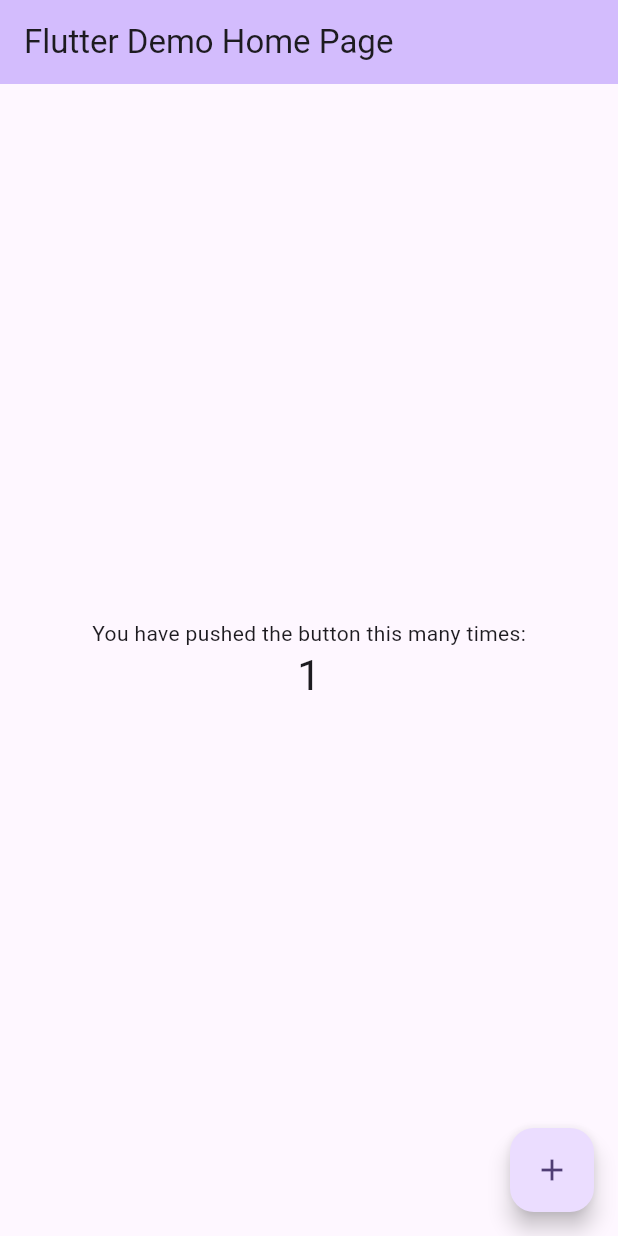
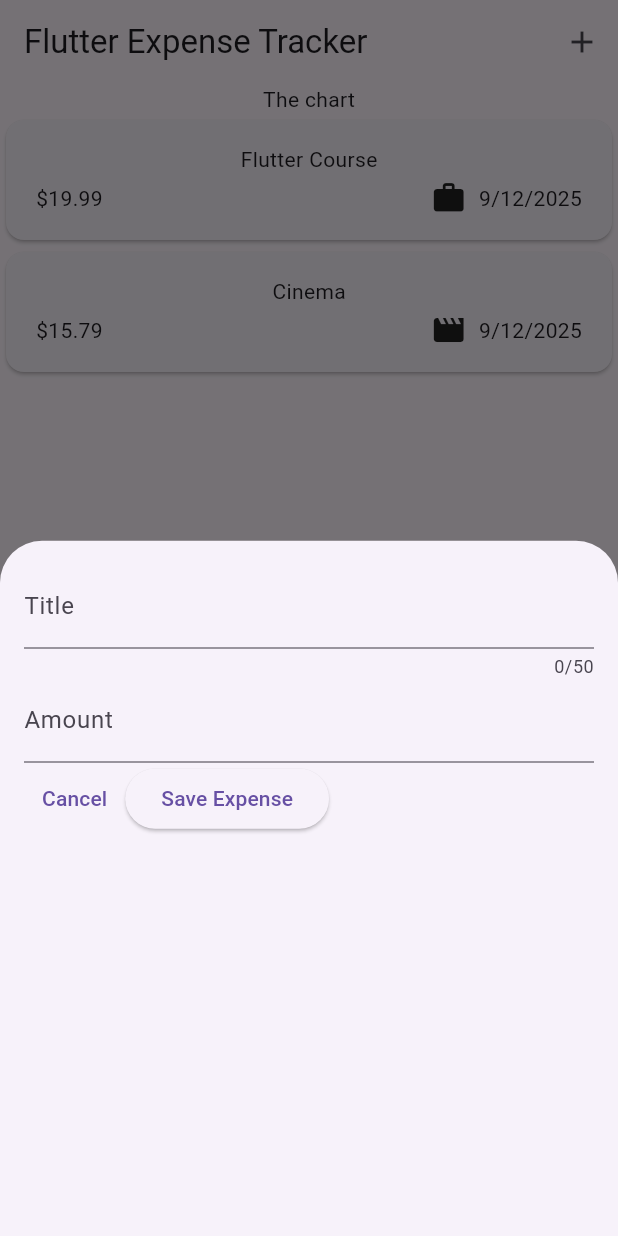
Before and after one commit to vkbiotech841/flutter_expense_tracker_app, a Flutter app: the screen it shows after launch, after a tap on the "add" icon, on a phone screen of 412 x 824 dp. Run offline on Flutter 3.47's test engine with Material 3 defaults, Android fonts, the phone set to English and light mode, and no system bars.

Commit message:
basic model added

```diff
--- a/analysis_options.yaml
+++ b/analysis_options.yaml
@@ -26,3 +26,5 @@
 
 # Additional information about this file can be found at
 # https://dart.dev/guides/language/analysis-options
+formatter:
+    trailing_commas: preserve
--- a/lib/main.dart
+++ b/lib/main.dart
@@ -1,122 +1,10 @@
 import 'package:flutter/material.dart';
+import 'package:flutter_expense_tracker_app/widgets/expenses.dart';
 
 void main() {
-  runApp(const MyApp());
+  runApp(
+    const MaterialApp(
+      home: Expenses(),
+    ),
+  );
 }
-
-class MyApp extends StatelessWidget {
-  const MyApp({super.key});
-
-  // This widget is the root of your application.
-  @override
-  Widget build(BuildContext context) {
-    return MaterialApp(
-      title: 'Flutter Demo',
-      theme: ThemeData(
-        // This is the theme of your application.
-        //
-        // TRY THIS: Try running your application with "flutter run". You'll see
-        // the application has a purple toolbar. Then, without quitting the app,
-        // try changing the seedColor in the colorScheme below to Colors.green
-        // and then invoke "hot reload" (save your changes or press the "hot
-        // reload" button in a Flutter-supported IDE, or press "r" if you used
-        // the command line to start the app).
-        //
-        // Notice that the counter didn't reset back to zero; the application
-        // state is not lost during the reload. To reset the state, use hot
-        // restart instead.
-        //
-        // This works for code too, not just values: Most code changes can be
-        // tested with just a hot reload.
-        colorScheme: ColorScheme.fromSeed(seedColor: Colors.deepPurple),
-      ),
-      home: const MyHomePage(title: 'Flutter Demo Home Page'),
-    );
-  }
-}
-
-class MyHomePage extends StatefulWidget {
-  const MyHomePage({super.key, required this.title});
-
-  // This widget is the home page of your application. It is stateful, meaning
-  // that it has a State object (defined below) that contains fields that affect
-  // how it looks.
-
-  // This class is the configuration for the state. It holds the values (in this
-  // case the title) provided by the parent (in this case the App widget) and
-  // used by the build method of the State. Fields in a Widget subclass are
-  // always marked "final".
-
-  final String title;
-
-  @override
-  State<MyHomePage> createState() => _MyHomePageState();
-}
-
-class _MyHomePageState extends State<MyHomePage> {
-  int _counter = 0;
-
-  void _incrementCounter() {
-    setState(() {
-      // This call to setState tells the Flutter framework that something has
-      // changed in this State, which causes it to rerun the build method below
-      // so that the display can reflect the updated values. If we changed
-      // _counter without calling setState(), then the build method would not be
-      // called again, and so nothing would appear to happen.
-      _counter++;
-    });
-  }
-
-  @override
-  Widget build(BuildContext context) {
-    // This method is rerun every time setState is called, for instance as done
-    // by the _incrementCounter method above.
-    //
-    // The Flutter framework has been optimized to make rerunning build methods
-    // fast, so that you can just rebuild anything that needs updating rather
-    // than having to individually change instances of widgets.
-    return Scaffold(
-      appBar: AppBar(
-        // TRY THIS: Try changing the color here to a specific color (to
-        // Colors.amber, perhaps?) and trigger a hot reload to see the AppBar
-        // change color while the other colors stay the same.
-        backgroundColor: Theme.of(context).colorScheme.inversePrimary,
-        // Here we take the value from the MyHomePage object that was created by
-        // the App.build method, and use it to set our appbar title.
-        title: Text(widget.title),
-      ),
-      body: Center(
-        // Center is a layout widget. It takes a single child and positions it
-        // in the middle of the parent.
-        child: Column(
-          // Column is also a layout widget. It takes a list of children and
-          // arranges them vertically. By default, it sizes itself to fit its
-          // children horizontally, and tries to be as tall as its parent.
-          //
-          // Column has various properties to control how it sizes itself and
-          // how it positions its children. Here we use mainAxisAlignment to
-          // center the children vertically; the main axis here is the vertical
-          // axis because Columns are vertical (the cross axis would be
-          // horizontal).
-          //
-          // TRY THIS: Invoke "debug painting" (choose the "Toggle Debug Paint"
-          // action in the IDE, or press "p" in the console), to see the
-          // wireframe for each widget.
-          mainAxisAlignment: MainAxisAlignment.center,
-          children: <Widget>[
-            const Text('You have pushed the button this many times:'),
-            Text(
-              '$_counter',
-              style: Theme.of(context).textTheme.headlineMedium,
-            ),
-          ],
-        ),
-      ),
-      floatingActionButton: FloatingActionButton(
-        onPressed: _incrementCounter,
-        tooltip: 'Increment',
-        child: const Icon(Icons.add),
-      ), // This trailing comma makes auto-formatting nicer for build methods.
-    );
-  }
-}
--- /dev/null
+++ b/lib/models/expense.dart
@@ -0,0 +1,42 @@
+import 'package:flutter/material.dart';
+import 'package:uuid/uuid.dart';
+import 'package:intl/intl.dart';
+
+final formatter = DateFormat.yMd();
+
+final uuid = Uuid();
+
+enum Category { food, travel, leisure, work }
+
+const categoryIcons = {
+  Category.food: Icons.lunch_dining,
+  Category.travel: Icons.flight_takeoff,
+  Category.leisure: Icons.movie,
+  Category.work: Icons.work,
+};
+
+class Expense {
+  // constructor
+  Expense({
+    required this.title,
+    required this.amount,
+    required this.date,
+    required this.category,
+  }) : id = uuid.v4();
+
+  final String id;
+  final String title;
+  final double amount;
+  final DateTime date;
+  final Category category;
+
+  String get formattedDate {
+    return formatter.format(date);
+  }
+}
+
+
+// Use pub.dev website for any external packages being used in the flutter project.
+// Here, we are using uuid an external package to generate the id.
+// Here, in the constructor function id is being added.
+//
--- /dev/null
+++ b/lib/widgets/expenses.dart
@@ -0,0 +1,60 @@
+import 'package:flutter/material.dart';
+import 'package:flutter_expense_tracker_app/widgets/expenses_list/expenses_list.dart';
+import 'package:flutter_expense_tracker_app/models/expense.dart';
+import 'package:flutter_expense_tracker_app/widgets/new_expense.dart';
+
+class Expenses extends StatefulWidget {
+  const Expenses({super.key});
+
+  @override
+  State<Expenses> createState() {
+    return _ExpensesState();
+  }
+}
+
+class _ExpensesState extends State<Expenses> {
+  final List<Expense> _registeredExpenses = [
+    Expense(
+      title: 'Flutter Course',
+      amount: 19.99,
+      date: DateTime.now(),
+      category: Category.work,
+    ),
+    Expense(
+      title: 'Cinema',
+      amount: 15.79,
+      date: DateTime.now(),
+      category: Category.leisure,
+    ),
+  ];
+
+  void _openAddExpenseOverlay() {
+    showModalBottomSheet(
+      context: context,
+      builder: (ctx) => const NewExpense(),
+    );
+  }
+
+  @override
+  Widget build(BuildContext context) {
+    return Scaffold(
+      appBar: AppBar(
+        title: Text('Flutter Expense Tracker'),
+        actions: [
+          IconButton(
+            onPressed: _openAddExpenseOverlay,
+            icon: const Icon(Icons.add),
+          ),
+        ],
+      ),
+      body: Column(
+        children: [
+          const Text('The chart'),
+          Expanded(
+            child: ExpensesList(expenses: _registeredExpenses),
+          ),
+        ],
+      ),
+    );
+  }
+}
--- /dev/null
+++ b/lib/widgets/expenses_list/expense_item.dart
@@ -0,0 +1,43 @@
+import 'package:flutter/material.dart';
+import 'package:flutter_expense_tracker_app/models/expense.dart';
+
+class ExpenseItem extends StatelessWidget {
+  const ExpenseItem(this.expense, {super.key});
+
+  final Expense expense;
+
+  @override
+  Widget build(BuildContext context) {
+    return Card(
+      child: Padding(
+        padding: const EdgeInsets.symmetric(
+          horizontal: 20,
+          vertical: 16,
+        ),
+        child: Column(
+          children: [
+            Text(expense.title),
+            const SizedBox(
+              height: 4,
+            ),
+            Row(
+              children: [
+                Text('\$${expense.amount.toStringAsFixed(2)}'),
+                const Spacer(),
+                Row(
+                  children: [
+                    Icon(categoryIcons[expense.category]),
+                    SizedBox(
+                      width: 8,
+                    ),
+                    Text(expense.formattedDate),
+                  ],
+                ),
+              ],
+            ),
+          ],
+        ),
+      ),
+    );
+  }
+}
--- /dev/null
+++ b/lib/widgets/expenses_list/expenses_list.dart
@@ -0,0 +1,17 @@
+import 'package:flutter/material.dart';
+import 'package:flutter_expense_tracker_app/models/expense.dart';
+import 'package:flutter_expense_tracker_app/widgets/expenses_list/expense_item.dart';
+
+class ExpensesList extends StatelessWidget {
+  const ExpensesList({super.key, required this.expenses});
+
+  final List<Expense> expenses;
+
+  @override
+  Widget build(BuildContext context) {
+    return ListView.builder(
+      itemCount: expenses.length,
+      itemBuilder: (ctn, index) => ExpenseItem(expenses[index]),
+    );
+  }
+}
--- /dev/null
+++ b/lib/widgets/new_expense.dart
@@ -0,0 +1,66 @@
+import 'package:flutter/material.dart';
+
+class NewExpense extends StatefulWidget {
+  const NewExpense({super.key});
+
+  @override
+  State<NewExpense> createState() {
+    return _NewExpenseState();
+  }
+}
+
+class _NewExpenseState extends State<NewExpense> {
+  final _titleController = TextEditingController();
+  final _amountController = TextEditingController();
+
+  @override
+  void dispose() {
+    _titleController.dispose();
+    _amountController.dispose();
+    super.dispose();
+  }
+
+  @override
+  Widget build(BuildContext context) {
+    return Padding(
+      padding: const EdgeInsets.all(16),
+      child: Column(
+        children: [
+          TextField(
+            controller: _titleController,
+            maxLength: 50,
+            decoration: InputDecoration(
+              label: Text('Title'),
+            ),
+          ),
+          TextField(
+            controller: _amountController,
+            keyboardType: TextInputType.number,
+            decoration: InputDecoration(
+              prefixText: '\$ ',
+              label: Text('Amount'),
+            ),
+          ),
+
+          Row(
+            children: [
+              TextButton(
+                onPressed: () {
+                  Navigator.pop(context);
+                },
+                child: Text('Cancel'),
+              ),
+              ElevatedButton(
+                onPressed: () {
+                  print(_titleController.text);
+                  print(_amountController.text);
+                },
+                child: const Text('Save Expense'),
+              ),
+            ],
+          ),
+        ],
+      ),
+    );
+  }
+}
--- a/pubspec.yaml
+++ b/pubspec.yaml
@@ -34,6 +34,8 @@
   # The following adds the Cupertino Icons font to your application.
   # Use with the CupertinoIcons class for iOS style icons.
   cupertino_icons: ^1.0.8
+  uuid: ^4.5.1
+  intl: ^0.20.2
 
 dev_dependencies:
   flutter_test:
```
Also changed, not shown: pubspec.lock.
